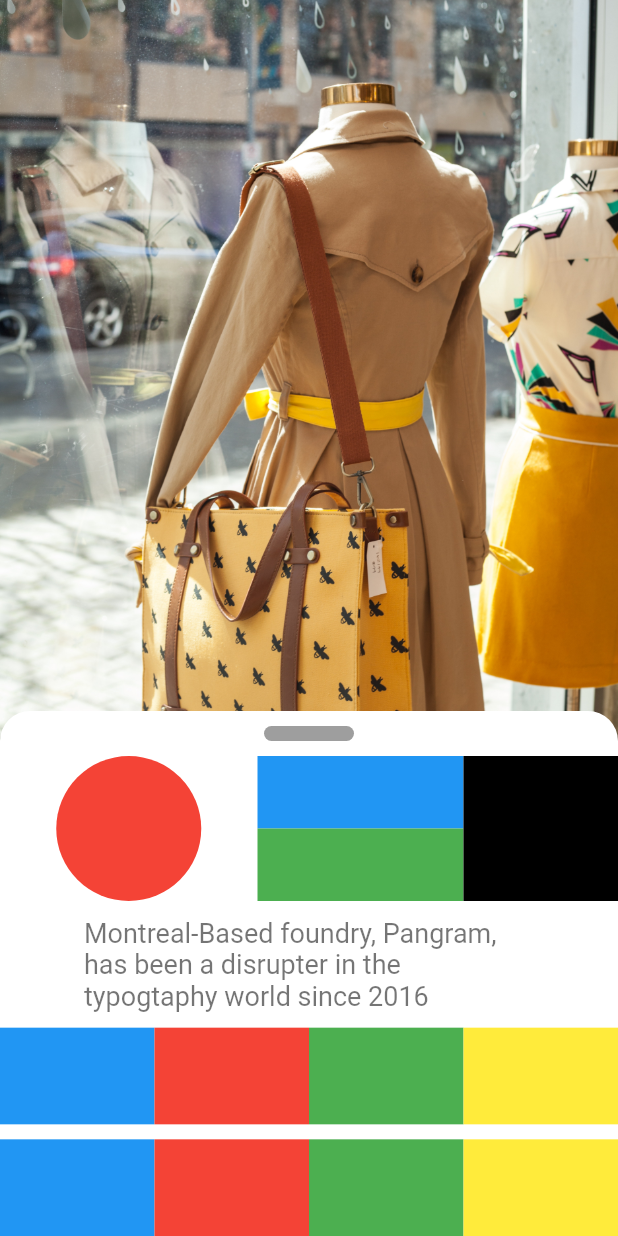
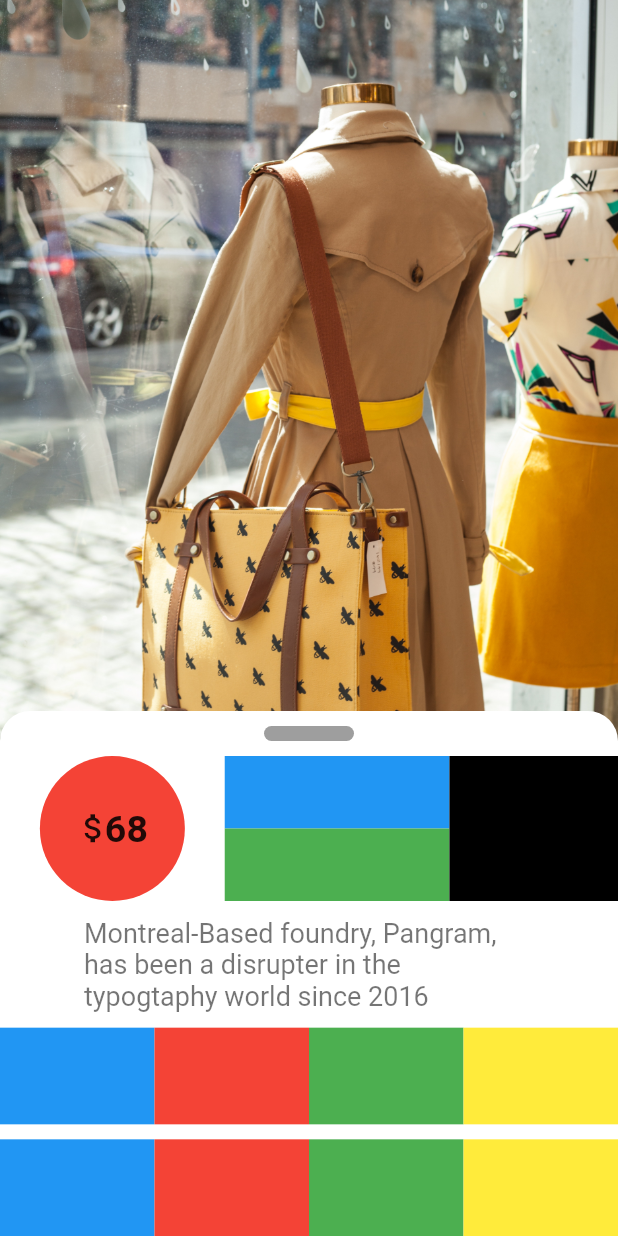
Before and after one commit to Thr93Satar/hiring_academy, a Flutter app: the screen it shows after launch, on a phone screen of 412 x 824 dp. Run offline on Flutter 3.47's test engine with Material 2 defaults, Android fonts, the phone set to English and light mode, and no system bars.

Commit message:
Progressing in my 1st interface design :D

```diff
--- a/lib/main.dart
+++ b/lib/main.dart
@@ -64,14 +64,37 @@ class MyApp extends StatelessWidget {
                           child: Row ( //row 6
                               children: [
                                 Expanded(
-                                  flex: 5,
+                                  flex: 4,
                                   child: Stack(
+                                    alignment: Alignment.center,
                                     children: [Container(
                                       decoration: const BoxDecoration(
                                         color: Colors.red,
                                         shape: BoxShape.circle,
                                       ),
                                     ),
+                                    Row(
+                                          mainAxisSize: MainAxisSize.min,
+                                          children: const [
+                                            SizedBox(
+                                                height: 30,
+                                                width: 20,
+                                                child: Icon(
+                                                  Icons.attach_money,
+                                                  size: 25,
+                                                )),
+                                            SizedBox(
+                                              height: 28,
+                                              width: 30,
+                                              child: Text(
+                                                '68',
+                                                style: TextStyle(
+                                                  fontSize: 25,
+                                                  fontWeight: FontWeight.bold,
+                                                ),
+                                              ),
+                                            ),
+                                          ])
                                    ]
                                   ),
                                 ),
```
